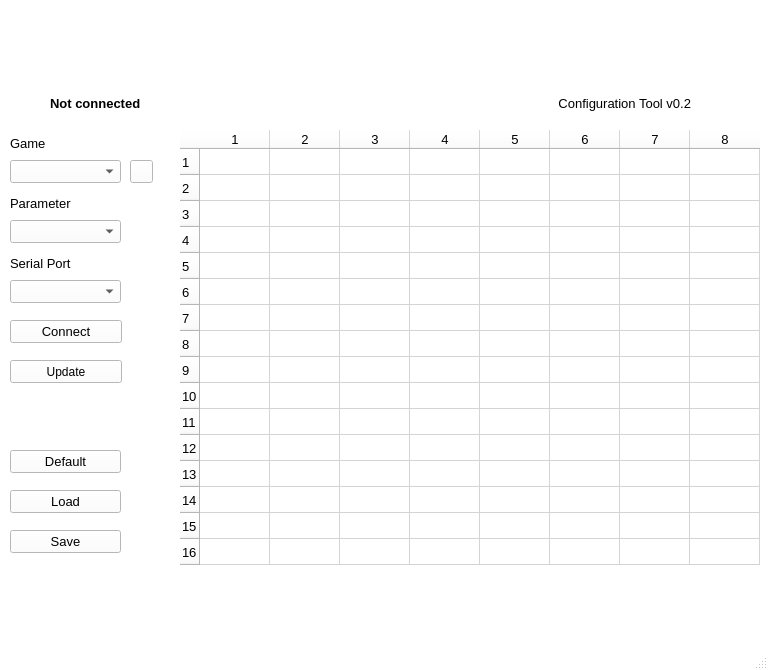
The window that afterglow_config/mainwindow.ui (bitfieldlabs/afterglow) describes before a commit, drawn with Qt 5.
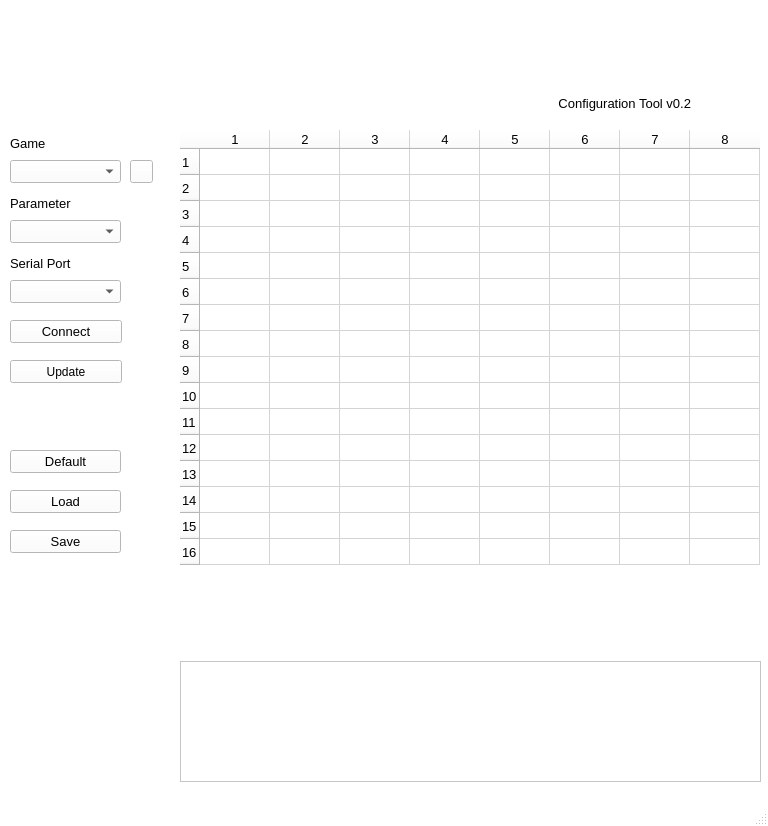
The same window after the commit. Icons and pictures are not drawn.

```diff
--- a/afterglow_config/mainwindow.ui
+++ b/afterglow_config/mainwindow.ui
@@ -7,7 +7,7 @@
     <x>0</x>
     <y>0</y>
     <width>768</width>
-    <height>670</height>
+    <height>826</height>
    </rect>
   </property>
   <property name="palette">
@@ -810,31 +810,11 @@
       <normaloff>:/icon/icons/view-refresh.svg</normaloff>:/icon/icons/view-refresh.svg</iconset>
     </property>
    </widget>
-   <widget class="QLabel" name="connectionLabel">
-    <property name="geometry">
-     <rect>
-      <x>50</x>
-      <y>90</y>
-      <width>381</width>
-      <height>27</height>
-     </rect>
-    </property>
-    <property name="font">
-     <font>
-      <pointsize>10</pointsize>
-      <weight>75</weight>
-      <bold>true</bold>
-     </font>
-    </property>
-    <property name="text">
-     <string>Not connected</string>
-    </property>
-   </widget>
    <widget class="QLabel" name="label_6">
     <property name="geometry">
      <rect>
-      <x>10</x>
-      <y>590</y>
+      <x>700</x>
+      <y>730</y>
       <width>61</width>
       <height>51</height>
      </rect>
@@ -849,6 +829,36 @@
      <bool>true</bool>
     </property>
    </widget>
+   <widget class="QTextBrowser" name="tickerText">
+    <property name="geometry">
+     <rect>
+      <x>180</x>
+      <y>661</y>
+      <width>581</width>
+      <height>121</height>
+     </rect>
+    </property>
+    <property name="acceptDrops">
+     <bool>false</bool>
+    </property>
+   </widget>
+   <zorder>lampMatrix</zorder>
+   <zorder>label</zorder>
+   <zorder>label_2</zorder>
+   <zorder>serialPortSelection</zorder>
+   <zorder>label_3</zorder>
+   <zorder>saveButton</zorder>
+   <zorder>loadButton</zorder>
+   <zorder>label_4</zorder>
+   <zorder>gameSelection</zorder>
+   <zorder>connectButton</zorder>
+   <zorder>parameterSelection</zorder>
+   <zorder>label_5</zorder>
+   <zorder>defaultButton</zorder>
+   <zorder>gameListFetchButton</zorder>
+   <zorder>updateFWButton</zorder>
+   <zorder>tickerText</zorder>
+   <zorder>label_6</zorder>
   </widget>
   <widget class="QStatusBar" name="statusBar"/>
  </widget>
```
